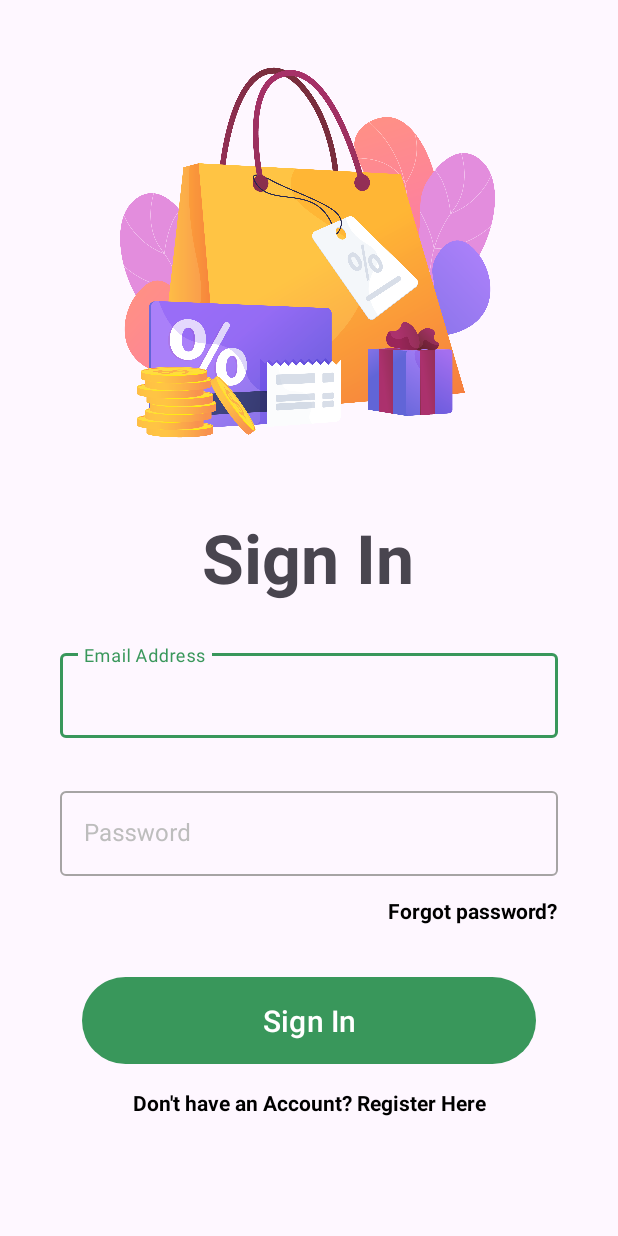
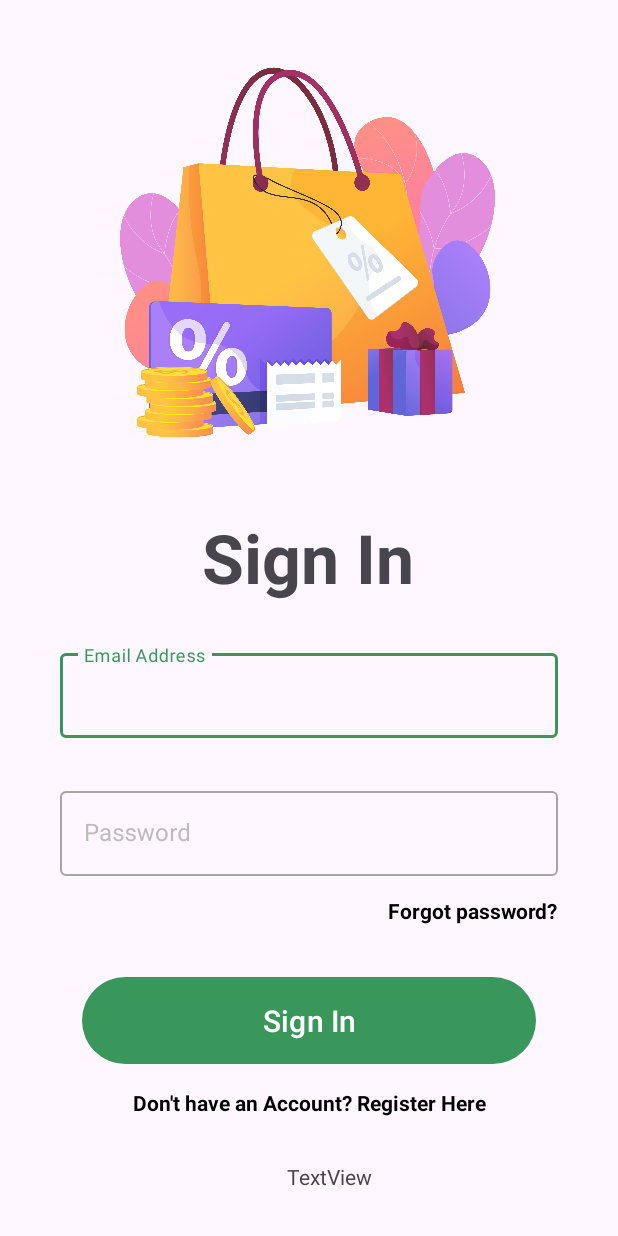
Before and after one commit to chathura456/Self-Checkout, an Android app: the screen it shows after launch (MainActivity), on a phone screen of 412 x 824 dp. Run offline under Robolectric (Android 15) with nearby library versions, the phone set to English and light mode, and no system bars.

```diff
--- a/app/build.gradle
+++ b/app/build.gradle
@@ -40,6 +40,7 @@ dependencies {
     implementation 'androidx.lifecycle:lifecycle-viewmodel-ktx:2.6.1'
     implementation 'androidx.navigation:navigation-fragment:2.5.2'
     implementation 'androidx.navigation:navigation-ui:2.5.2'
+    implementation 'com.squareup.okhttp3:okhttp:4.10.0'
     testImplementation 'junit:junit:4.13.2'
     androidTestImplementation 'androidx.test.ext:junit:1.1.5'
     androidTestImplementation 'androidx.test.espresso:espresso-core:3.5.1'
--- a/app/src/main/AndroidManifest.xml
+++ b/app/src/main/AndroidManifest.xml
@@ -1,6 +1,7 @@
 <?xml version="1.0" encoding="utf-8"?>
 <manifest xmlns:android="http://schemas.android.com/apk/res/android"
     xmlns:tools="http://schemas.android.com/tools">
+    <uses-permission android:name="android.permission.INTERNET" />
 
     <application
         android:allowBackup="true"
--- a/app/src/main/res/layout/activity_main.xml
+++ b/app/src/main/res/layout/activity_main.xml
@@ -7,6 +7,7 @@
     tools:context=".MainActivity">
 
     <TextView
+        android:id="@+id/textView17"
         android:layout_width="wrap_content"
         android:layout_height="wrap_content"
         android:text="Sign In"
@@ -120,5 +121,17 @@
         app:layout_constraintTop_toTopOf="parent"
         app:layout_constraintVertical_bias="0.742" />
 
+    <TextView
+        android:id="@+id/textView16"
+        android:layout_width="wrap_content"
+        android:layout_height="wrap_content"
+        android:text="TextView"
+        app:layout_constraintBottom_toBottomOf="parent"
+        app:layout_constraintEnd_toEndOf="parent"
+        app:layout_constraintHorizontal_bias="0.538"
+        app:layout_constraintStart_toStartOf="parent"
+        app:layout_constraintTop_toTopOf="parent"
+        app:layout_constraintVertical_bias="0.963" />
+
 
 </androidx.constraintlayout.widget.ConstraintLayout>
```
Also changed, not shown: app/src/main/java/com/example/selfcheckout/MainActivity.java (+123 -1 lines).
